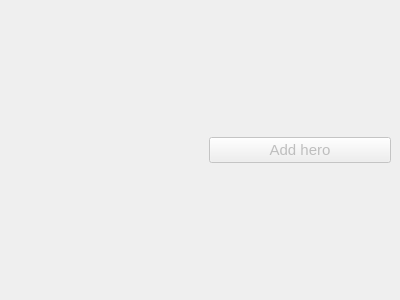
The window that app/view/forms/heroesview.ui (r0nd0ud0u/qt-rpg) describes before a commit, drawn with Qt 5.
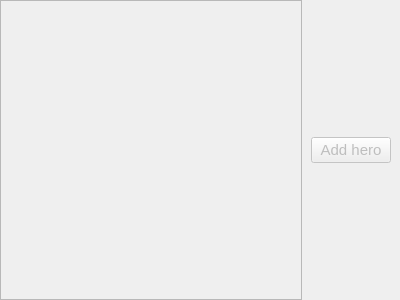
The same window after the commit.

Diff of the .ui file:
```diff
--- a/app/view/forms/heroesview.ui
+++ b/app/view/forms/heroesview.ui
@@ -35,24 +35,27 @@
     <number>0</number>
    </property>
    <item>
-    <widget class="QWidget" name="left_widget" native="true">
-     <layout class="QVBoxLayout" name="left_heroes_lay">
-      <property name="spacing">
-       <number>0</number>
+    <widget class="QScrollArea" name="scrollArea">
+     <property name="widgetResizable">
+      <bool>true</bool>
+     </property>
+     <widget class="QWidget" name="scrollAreaWidgetContents">
+      <property name="geometry">
+       <rect>
+        <x>0</x>
+        <y>0</y>
+        <width>300</width>
+        <height>298</height>
+       </rect>
       </property>
-      <property name="leftMargin">
-       <number>0</number>
-      </property>
-      <property name="topMargin">
-       <number>0</number>
-      </property>
-      <property name="rightMargin">
-       <number>0</number>
-      </property>
-      <property name="bottomMargin">
-       <number>0</number>
-      </property>
-     </layout>
+      <layout class="QVBoxLayout" name="verticalLayout_2">
+       <item>
+        <widget class="QWidget" name="left_widget" native="true">
+         <layout class="QVBoxLayout" name="verticalLayout"/>
+        </widget>
+       </item>
+      </layout>
+     </widget>
     </widget>
    </item>
    <item>
```
